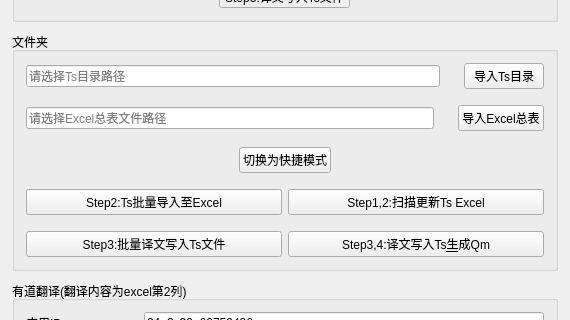
This is MainApps/TSFileEditor/MainWindow.ui in F-Kinto/TsFileEditor as Qt 5 draws it before an edit; both pictures show x 0 to 570 and y 258 to 578 of the 570 by 806 pixel window. The edited form follows.
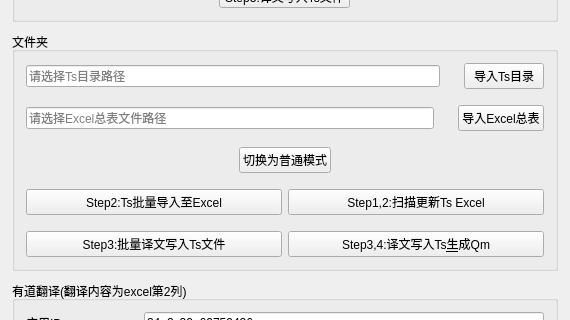
This is the edited form.

Commit message: 默认为快捷模式

Diff of the .ui file:
```diff
--- a/MainApps/TSFileEditor/MainWindow.ui
+++ b/MainApps/TSFileEditor/MainWindow.ui
@@ -250,7 +250,7 @@
 	   <item>
 	    <widget class="QPushButton" name="quickModeBtn">
 	     <property name="text">
-	      <string>切换为快捷模式</string>
+	      <string>切换为普通模式</string>
 	     </property>
 	    </widget>
 	   </item>
```
The commit also changes 2 other files.
